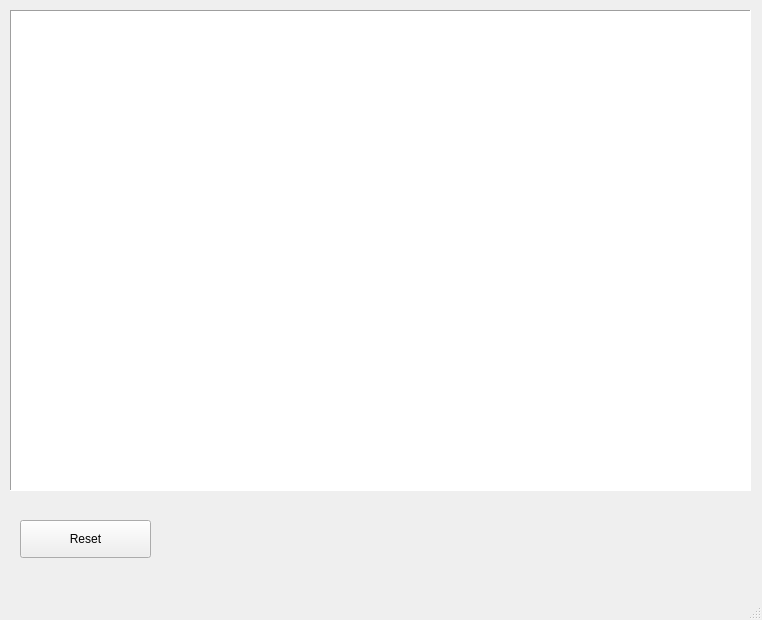
Before: the Qt Designer form mainwindow.ui in ArkadiiKozlov/EmsTestFrauscher, drawn with Qt 5.
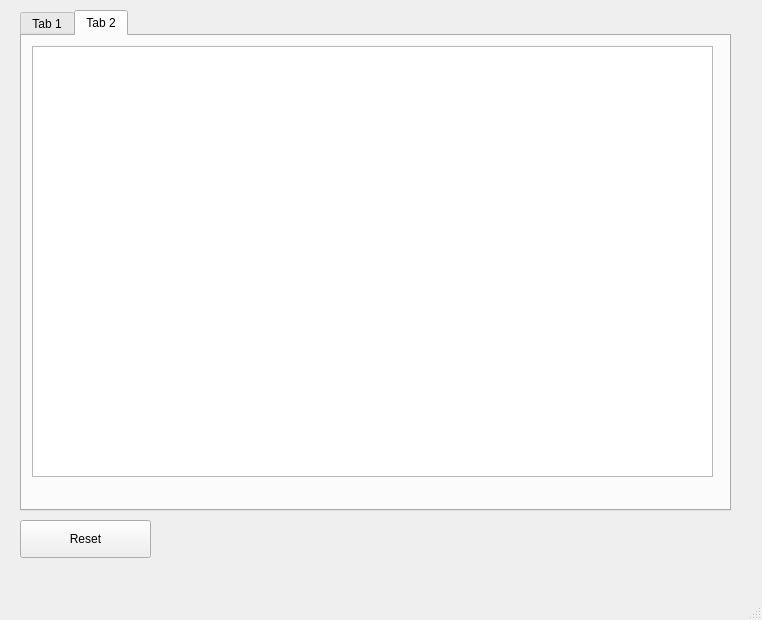
After: the same form once the commit is applied.

Commit message: adding tabs widget

Diff of the .ui file:
```diff
--- a/mainwindow.ui
+++ b/mainwindow.ui
@@ -26,49 +26,6 @@
    <string>MainWindow</string>
   </property>
   <widget class="QWidget" name="centralwidget">
-   <widget class="QGraphicsView" name="graphicsView">
-    <property name="geometry">
-     <rect>
-      <x>10</x>
-      <y>10</y>
-      <width>741</width>
-      <height>481</height>
-     </rect>
-    </property>
-    <property name="frameShape">
-     <enum>QFrame::Panel</enum>
-    </property>
-    <property name="frameShadow">
-     <enum>QFrame::Sunken</enum>
-    </property>
-    <property name="lineWidth">
-     <number>1</number>
-    </property>
-    <property name="verticalScrollBarPolicy">
-     <enum>Qt::ScrollBarAsNeeded</enum>
-    </property>
-    <property name="horizontalScrollBarPolicy">
-     <enum>Qt::ScrollBarAlwaysOff</enum>
-    </property>
-    <property name="backgroundBrush">
-     <brush brushstyle="NoBrush">
-      <color alpha="255">
-       <red>0</red>
-       <green>0</green>
-       <blue>0</blue>
-      </color>
-     </brush>
-    </property>
-    <property name="foregroundBrush">
-     <brush brushstyle="NoBrush">
-      <color alpha="255">
-       <red>0</red>
-       <green>0</green>
-       <blue>0</blue>
-      </color>
-     </brush>
-    </property>
-   </widget>
    <widget class="QPushButton" name="pushButton">
     <property name="geometry">
      <rect>
@@ -82,6 +39,49 @@
      <string>Reset</string>
     </property>
    </widget>
+   <widget class="QTabWidget" name="tabWidget">
+    <property name="geometry">
+     <rect>
+      <x>20</x>
+      <y>10</y>
+      <width>711</width>
+      <height>501</height>
+     </rect>
+    </property>
+    <property name="currentIndex">
+     <number>1</number>
+    </property>
+    <widget class="QWidget" name="tab">
+     <attribute name="title">
+      <string>Tab 1</string>
+     </attribute>
+     <widget class="QGraphicsView" name="graphicsView">
+      <property name="geometry">
+       <rect>
+        <x>10</x>
+        <y>10</y>
+        <width>681</width>
+        <height>431</height>
+       </rect>
+      </property>
+     </widget>
+    </widget>
+    <widget class="QWidget" name="tab_2">
+     <attribute name="title">
+      <string>Tab 2</string>
+     </attribute>
+     <widget class="QGraphicsView" name="graphicsView_2">
+      <property name="geometry">
+       <rect>
+        <x>10</x>
+        <y>10</y>
+        <width>681</width>
+        <height>431</height>
+       </rect>
+      </property>
+     </widget>
+    </widget>
+   </widget>
   </widget>
   <widget class="QMenuBar" name="menubar">
    <property name="geometry">
```
Left out of the diff: 2 changed lines with no effect on the pictures. The commit also changes 2 other files.
